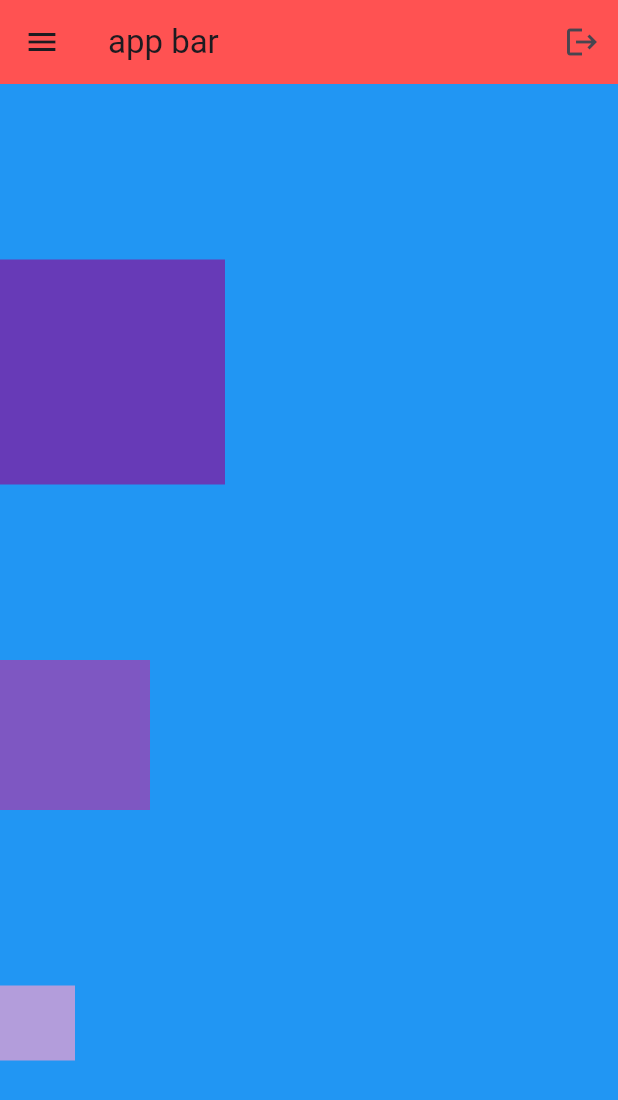
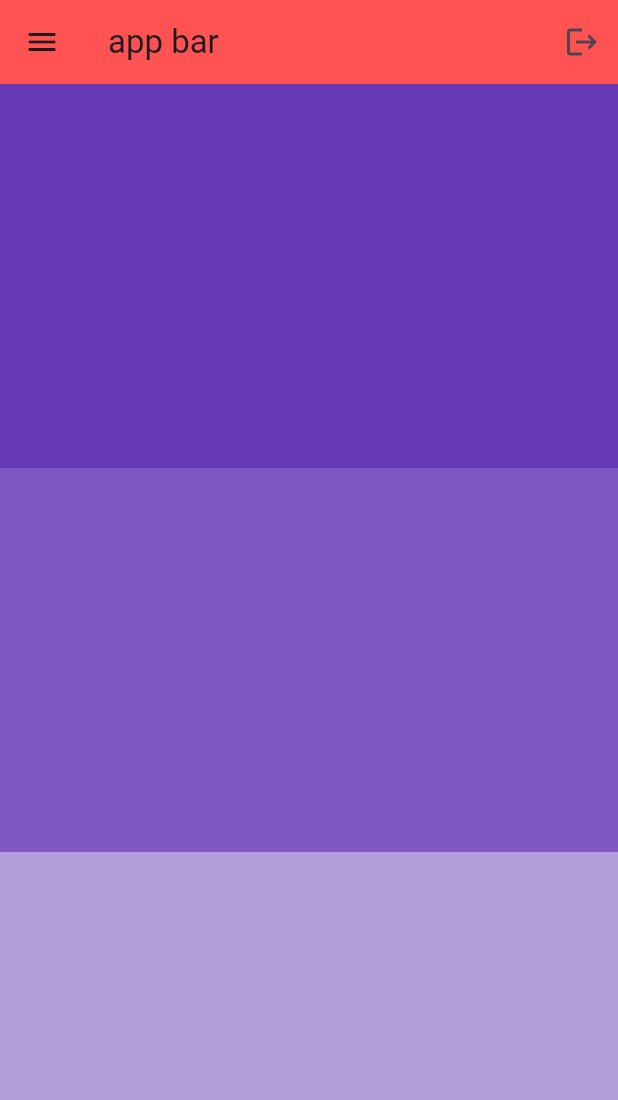
Before and after one commit to Zack-19/flutter-tut-, a Flutter app: the screen it shows after launch, on a phone screen of 412 x 824 dp. Shown: the top 1100 px of the screen. Run offline on Flutter 3.47's test engine with Material 3 defaults, Android fonts, the phone set to English and light mode, and no system bars.

Commit message:
expanded

```diff
--- a/lib/main.dart
+++ b/lib/main.dart
@@ -44,21 +44,18 @@ class MyApp extends StatelessWidget {
           mainAxisAlignment: MainAxisAlignment.spaceEvenly,
           crossAxisAlignment: CrossAxisAlignment.start,
           children: [
-            Container(
-              height: 150,
-              width: 150,
+            Expanded(
+                child: Container(
               color: Colors.deepPurple,
-            ),
-            Container(
-              height: 100,
-              width: 100,
+            )),
+            Expanded(
+                child: Container(
               color: Colors.deepPurple[400],
-            ),
-            Container(
-              height: 50,
-              width: 50,
+            )),
+            Expanded(
+                child: Container(
               color: Colors.deepPurple[200],
-            ),
+            )),
           ],
         ),
       ),
```
